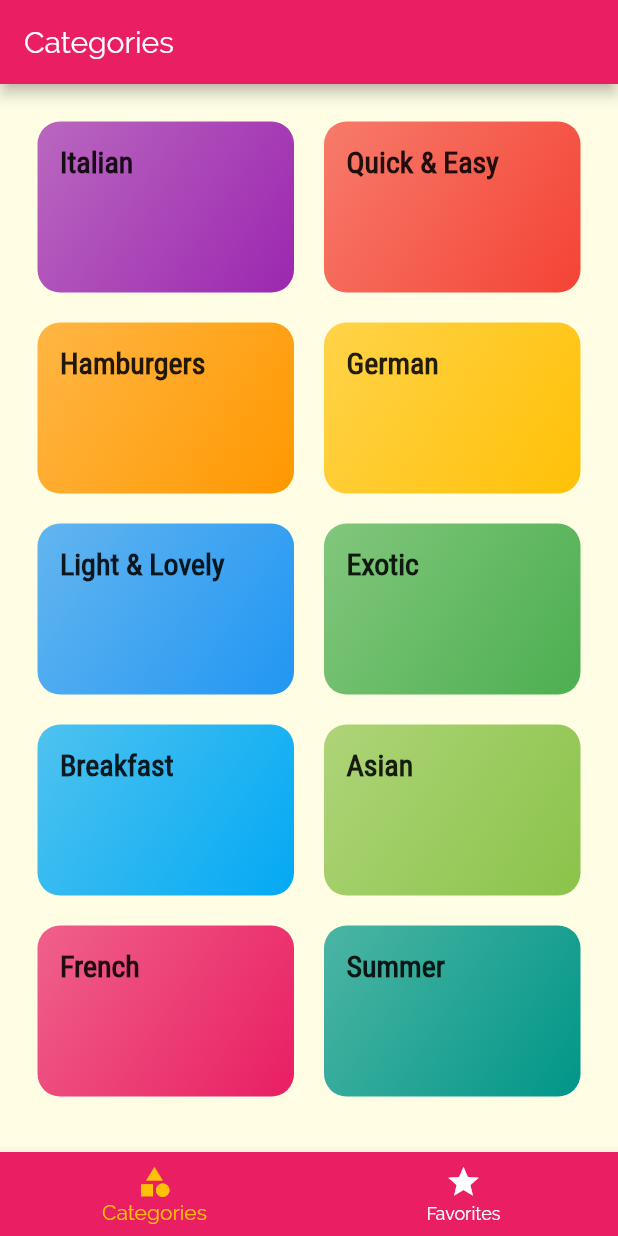
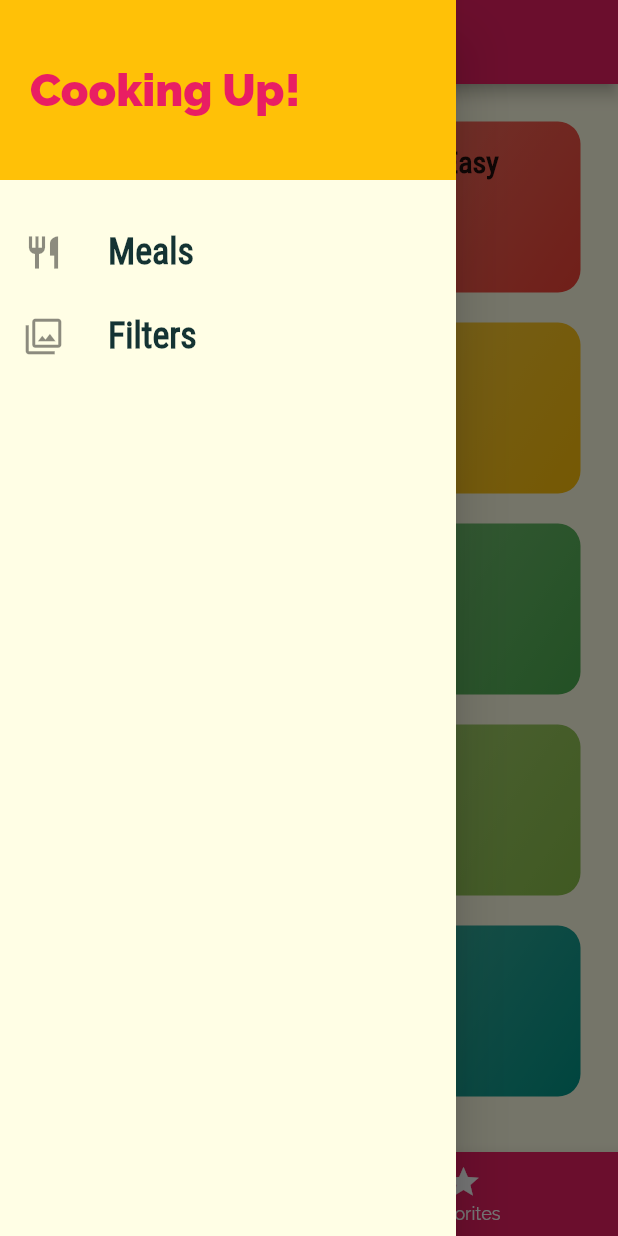
Before and after one commit to anurag444/Restaurants_App, a Flutter app: the screen it shows after launch, with the side drawer open (before the commit the screen has no drawer), on a phone screen of 412 x 824 dp. Run offline on Flutter 3.47's test engine with Material 2 defaults, Android fonts, the phone set to English and light mode, and no system bars.

Commit message:
Drawer Added

```diff
--- a/lib/main.dart
+++ b/lib/main.dart
@@ -2,6 +2,7 @@ import 'dart:ui';
 
 import 'package:Restaurants_App/screens/categories_screen.dart';
 import 'package:Restaurants_App/screens/category_meals_screen.dart';
+import 'package:Restaurants_App/screens/filters_screen.dart';
 import 'package:Restaurants_App/screens/meal_detail_screen.dart';
 import 'package:Restaurants_App/screens/tabs_screen.dart';
 import 'package:flutter/material.dart';
@@ -38,6 +39,7 @@ class MyApp extends StatelessWidget {
       routes: {
         CategoryMeals.routeName: (ctx) => CategoryMeals(),
         MealDetailScreen.routeName: (ctx) => MealDetailScreen(),
+        FilterScreen.routeName: (ctx) => FilterScreen(),
       },
     );
   }
--- /dev/null
+++ b/lib/screens/filters_screen.dart
@@ -0,0 +1,18 @@
+import 'package:Restaurants_App/widgets/main_drawe.dart';
+import 'package:flutter/material.dart';
+
+class FilterScreen extends StatelessWidget {
+  static const routeName = '/filters';
+  @override
+  Widget build(BuildContext context) {
+    return Scaffold(
+      appBar: AppBar(
+        title: Text('Filters'),
+      ),
+      drawer: MainDrawer(),
+      body: Center(
+        child: Text('Filters'),
+      ),
+    );
+  }
+}
--- a/lib/screens/tabs_screen.dart
+++ b/lib/screens/tabs_screen.dart
@@ -1,3 +1,4 @@
+import 'package:Restaurants_App/widgets/main_drawe.dart';
 import 'package:flutter/material.dart';
 
 import './favorites_screen.dart';
@@ -33,6 +34,7 @@ class _TabsScreenState extends State<TabsScreen> {
       appBar: AppBar(
         title: Text(_pages[_selectedPageIndex]['title']),
       ),
+      drawer: MainDrawer(),
       body: _pages[_selectedPageIndex]['page'],
       bottomNavigationBar: BottomNavigationBar(
         onTap: _selectPage,
--- /dev/null
+++ b/lib/widgets/main_drawe.dart
@@ -0,0 +1,62 @@
+import 'package:Restaurants_App/screens/filters_screen.dart';
+import 'package:flutter/material.dart';
+
+class MainDrawer extends StatelessWidget {
+  @override
+  Widget build(BuildContext context) {
+    return Drawer(
+      child: Column(
+        children: [
+          Container(
+            height: 120,
+            width: double.infinity,
+            padding: EdgeInsets.all(20),
+            alignment: Alignment.centerLeft,
+            color: Theme.of(context).accentColor,
+            child: Text('Cooking Up!',
+                style: TextStyle(
+                    fontWeight: FontWeight.w900,
+                    fontSize: 30,
+                    color: Theme.of(context).primaryColor)),
+          ),
+          SizedBox(
+            height: 20,
+          ),
+          ListTile(
+            leading: Icon(
+              Icons.restaurant,
+              size: 26,
+            ),
+            title: Text(
+              'Meals',
+              style: TextStyle(
+                  fontFamily: 'RobotoCondensed',
+                  fontSize: 24,
+                  fontWeight: FontWeight.w700),
+            ),
+            onTap: () {
+              Navigator.of(context).pushReplacementNamed('/');
+            },
+          ),
+          ListTile(
+            leading: Icon(
+              Icons.filter,
+              size: 26,
+            ),
+            title: Text(
+              'Filters',
+              style: TextStyle(
+                  fontFamily: 'RobotoCondensed',
+                  fontSize: 24,
+                  fontWeight: FontWeight.w700),
+            ),
+            onTap: () {
+              Navigator.of(context)
+                  .pushReplacementNamed(FilterScreen.routeName);
+            },
+          ),
+        ],
+      ),
+    );
+  }
+}
```
